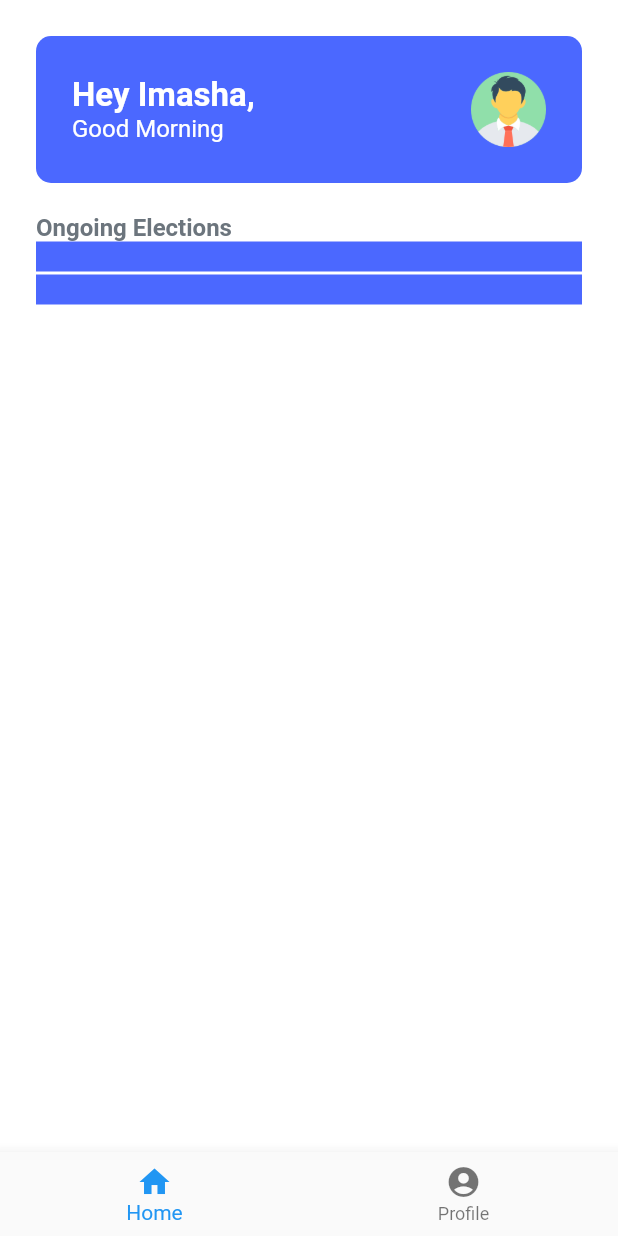
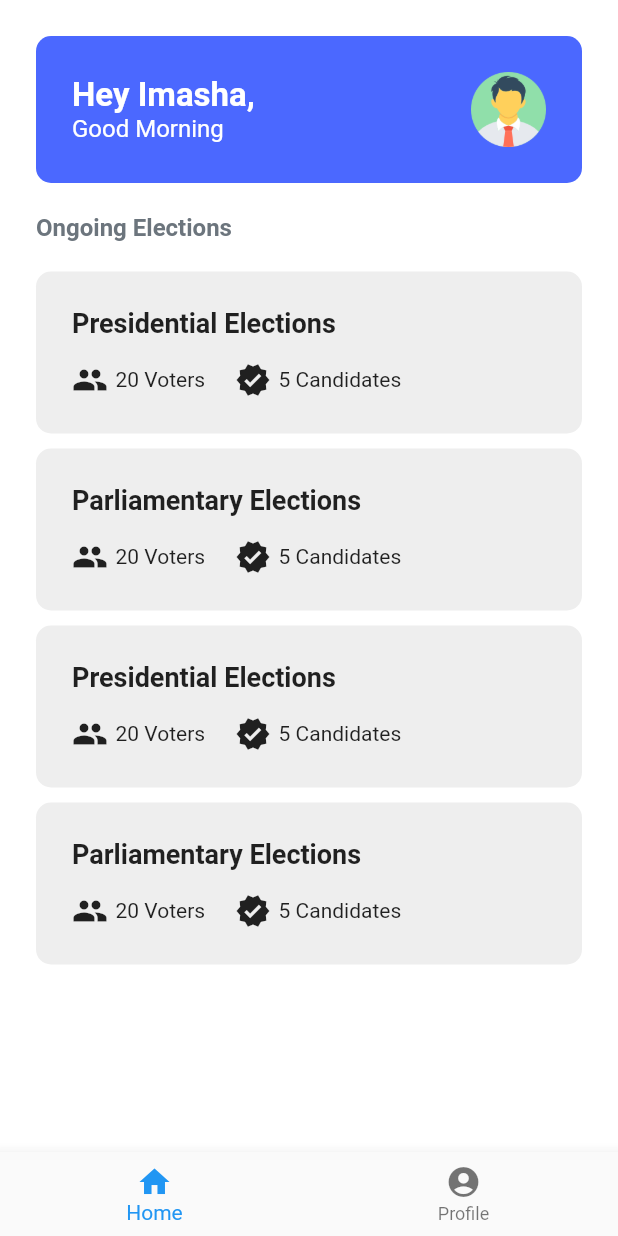
Before and after one commit to imasha-senarath/votez, a Flutter app: the screen it shows after launch, on a phone screen of 412 x 824 dp. Run offline on Flutter 3.47's test engine with Material 2 defaults, Android fonts, the phone set to English and light mode, and no system bars; our stand-ins replace firebase_auth, firebase_core, google_fonts, package_info_plus; accounts and stored records are empty.

Commit message:
Election card.

```diff
--- a/lib/screens/home_screen.dart
+++ b/lib/screens/home_screen.dart
@@ -14,7 +14,7 @@ class HomeScreen extends StatefulWidget {
 }
 
 class _HomeScreenState extends State<HomeScreen> {
-  List elections = ['Presidential Elections', 'Parliamentary Elections'];
+  List elections = ['Presidential Elections', 'Parliamentary Elections', 'Presidential Elections', 'Parliamentary Elections'];
 
   void signOut() {
     FirebaseAuth.instance.signOut();
@@ -33,7 +33,7 @@ class _HomeScreenState extends State<HomeScreen> {
               Container(
                 decoration: const BoxDecoration(
                   color: AppColors.primary, // Background color
-                  borderRadius: BorderRadius.all(Radius.circular(10)),
+                  borderRadius: BorderRadius.all(Radius.circular(AppSizes.borderRadius)),
                 ),
                 child: Padding(
                   padding: const EdgeInsets.all(24),
@@ -79,16 +79,15 @@ class _HomeScreenState extends State<HomeScreen> {
                 "Ongoing Elections",
                 style: TextStyle(color: AppColors.textSecondary, fontSize: 16, fontWeight: FontWeight.bold),
               ),
-              ListView.builder(
-                itemCount: elections.length,
-                shrinkWrap: true,
-                itemBuilder: (context, index) {
-                  return Container(
-                    margin: EdgeInsets.only(bottom: 2),
-                    color: AppColors.primary,
-                    height: 20,
-                  );
-                },
+              const SizedBox(height: 20),
+              Expanded(
+                child: ListView.builder(
+                  itemCount: elections.length,
+                  shrinkWrap: true,
+                  itemBuilder: (context, index) {
+                    return ElectionCard(elections: elections, index: index);
+                  },
+                ),
               )
             ],
           ),
@@ -97,3 +96,54 @@ class _HomeScreenState extends State<HomeScreen> {
     );
   }
 }
+
+class ElectionCard extends StatelessWidget {
+  const ElectionCard({
+    super.key,
+    required this.elections,
+    required this.index,
+  });
+
+  final List elections;
+  final int index;
+
+  @override
+  Widget build(BuildContext context) {
+    return Container(
+      margin: const EdgeInsets.only(bottom: 10),
+      decoration: BoxDecoration(
+        color: Colors.grey.shade200,
+        borderRadius: BorderRadius.circular(AppSizes.borderRadius),
+      ),
+      child: Padding(
+        padding: const EdgeInsets.all(24),
+        child: Column(
+          crossAxisAlignment: CrossAxisAlignment.start,
+          children: [
+            Text(
+              elections[index],
+              style: const TextStyle(
+                fontSize: 18,
+                fontWeight: FontWeight.bold,
+              ),
+            ),
+            const SizedBox(
+              height: 15,
+            ),
+            Row(
+              children: const [
+                Icon(Icons.people),
+                SizedBox(width: 5),
+                Text("20 Voters"),
+                SizedBox(width: 20),
+                Icon(Icons.verified),
+                SizedBox(width: 5),
+                Text("5 Candidates"),
+              ],
+            )
+          ],
+        ),
+      ),
+    );
+  }
+}
--- a/lib/utils/constants/sizes.dart
+++ b/lib/utils/constants/sizes.dart
@@ -66,4 +66,6 @@ class AppSizes {
 
   // Grid view spacing
   static const double gridViewSpacing = 16.0;
+
+  static const double borderRadius = 10.0;
 }
```
